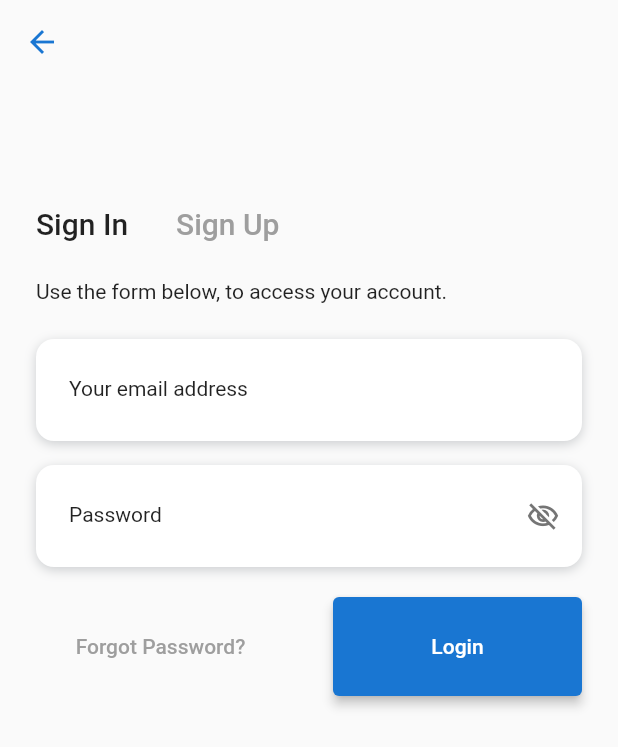
After one commit to seoyoungk0909/INUS, a Flutter app: the screen it shows after launch, scrolled down 576 dp, after a tap on the "favorite" icon, after a tap on the "person" icon, on a phone screen of 412 x 824 dp. The commit adds this screen. Shown: the top 747 px of the screen. Run offline on Flutter 3.47's test engine with Material 2 defaults, Android fonts, the phone set to English and light mode, and no system bars; Roboto replaces fonts that are missing (Poppins).

Commit message:
Login screen (#1)
* add new packages

* add const

* add login screen made using flutterflow

* ios simulator run: podfile update

```diff
--- a/lib/main.dart
+++ b/lib/main.dart
@@ -1,6 +1,7 @@
 import 'package:flutter/material.dart';
 // import views (screens)
 import 'views/home_screen.dart';
+import 'views/login_screen.dart';
 
 void main() {
   runApp(const MyApp());
@@ -27,6 +28,7 @@ class MyApp extends StatelessWidget {
         primarySwatch: Colors.blue,
       ),
       home: const PostListPage(title: 'Posts'),
+      routes: {'login': (context) => const LoginPageWidget()},
     );
   }
 }
--- a/lib/models/user_model.dart
+++ b/lib/models/user_model.dart
@@ -1,3 +1,5 @@
+// ignore_for_file: constant_identifier_names
+
 enum School {
   HKUST,
   HKU,
--- a/lib/views/home_screen.dart
+++ b/lib/views/home_screen.dart
@@ -41,23 +41,23 @@ class _PostListPageState extends State<PostListPage> {
               alignment: Alignment.topRight,
               child: Text(
                 controller.post.timestamp.toString(),
-                style: TextStyle(fontSize: 12),
+                style: const TextStyle(fontSize: 12),
               ),
             ),
             //title
             Text(
               controller.post.title,
-              style: TextStyle(fontSize: 24),
+              style: const TextStyle(fontSize: 24),
             ),
             Text(
                 '${controller.post.writer.name}, ${controller.getPostWriterSchool()}'),
-            Divider(),
+            const Divider(),
             //main content
             Text(
               controller.post.text,
-              style: TextStyle(fontSize: 16),
+              style: const TextStyle(fontSize: 16),
             ),
-            Divider(),
+            const Divider(),
             Row(
               mainAxisAlignment: MainAxisAlignment.center,
               children: [
@@ -67,9 +67,10 @@ class _PostListPageState extends State<PostListPage> {
                       controller.incrementLike();
                     });
                   },
+                  heroTag: null,
                   child: const Icon(Icons.favorite),
                 ),
-                SizedBox(width: 10),
+                const SizedBox(width: 10),
                 Text('${controller.post.likes}'),
               ],
             ),
@@ -90,6 +91,13 @@ class _PostListPageState extends State<PostListPage> {
         // Here we take the value from the PostListPage object that was created by
         // the App.build method, and use it to set our appbar title.
         title: Text(widget.title),
+        actions: [
+          IconButton(
+              onPressed: () {
+                Navigator.pushNamed(context, 'login');
+              },
+              icon: const Icon(Icons.person))
+        ],
       ),
       body: SingleChildScrollView(
         child: Center(
--- /dev/null
+++ b/lib/views/login_screen.dart
@@ -0,0 +1,321 @@
+import 'package:flutter/material.dart';
+
+class LoginPageWidget extends StatefulWidget {
+  const LoginPageWidget({Key? key}) : super(key: key);
+
+  @override
+  LoginPageWidgetState createState() => LoginPageWidgetState();
+}
+
+class LoginPageWidgetState extends State<LoginPageWidget> {
+  TextEditingController? emailTextController;
+  TextEditingController? passwordTextController;
+
+  late bool passwordVisibility;
+  final scaffoldKey = GlobalKey<ScaffoldState>();
+
+  @override
+  void initState() {
+    super.initState();
+    emailTextController = TextEditingController();
+    passwordTextController = TextEditingController();
+    passwordVisibility = false;
+  }
+
+  @override
+  void dispose() {
+    emailTextController?.dispose();
+    passwordTextController?.dispose();
+    super.dispose();
+  }
+
+  @override
+  Widget build(BuildContext context) {
+    return Scaffold(
+      key: scaffoldKey,
+      backgroundColor: Theme.of(context).scaffoldBackgroundColor,
+      appBar: AppBar(
+        backgroundColor: Theme.of(context).scaffoldBackgroundColor,
+        foregroundColor: Theme.of(context).primaryColorDark,
+        elevation: 0,
+      ),
+      body: SafeArea(
+        child: Visibility(
+          child: Padding(
+            padding: const EdgeInsetsDirectional.fromSTEB(24, 24, 24, 24),
+            child: Column(
+              mainAxisSize: MainAxisSize.max,
+              children: [
+                Padding(
+                  padding: const EdgeInsetsDirectional.fromSTEB(0, 44, 0, 0),
+                  child: Row(
+                    mainAxisSize: MainAxisSize.max,
+                    children: [
+                      Container(
+                        height: 50,
+                        decoration: BoxDecoration(
+                          color: Theme.of(context).scaffoldBackgroundColor,
+                        ),
+                        alignment: const AlignmentDirectional(-1, 0),
+                        child: Padding(
+                          padding:
+                              const EdgeInsetsDirectional.fromSTEB(0, 0, 16, 0),
+                          child: Text(
+                            'Sign In',
+                            style: Theme.of(context).textTheme.titleLarge,
+                          ),
+                        ),
+                      ),
+                      InkWell(
+                        onTap: () {},
+                        child: Container(
+                          height: 50,
+                          decoration: BoxDecoration(
+                            color: Theme.of(context).scaffoldBackgroundColor,
+                          ),
+                          alignment: const AlignmentDirectional(-1, 0),
+                          child: Padding(
+                            padding: const EdgeInsetsDirectional.fromSTEB(
+                                16, 0, 16, 0),
+                            child: Text(
+                              'Sign Up',
+                              style: Theme.of(context)
+                                  .textTheme
+                                  .titleLarge
+                                  ?.copyWith(color: Colors.grey),
+                            ),
+                          ),
+                        ),
+                      ),
+                    ],
+                  ),
+                ),
+                Padding(
+                  padding: const EdgeInsetsDirectional.fromSTEB(0, 12, 0, 0),
+                  child: Row(
+                    mainAxisSize: MainAxisSize.max,
+                    children: [
+                      Text(
+                        'Use the form below, to access your account.',
+                        style: Theme.of(context).textTheme.bodyText2,
+                      ),
+                    ],
+                  ),
+                ),
+                Padding(
+                  padding: const EdgeInsetsDirectional.fromSTEB(0, 24, 0, 0),
+                  child: Container(
+                    width: double.infinity,
+                    decoration: BoxDecoration(
+                      color: Theme.of(context).cardColor,
+                      boxShadow: const [
+                        BoxShadow(
+                          blurRadius: 6,
+                          color: Color(0x3416202A),
+                          offset: Offset(0, 2),
+                        )
+                      ],
+                      borderRadius: BorderRadius.circular(12),
+                    ),
+                    child: Padding(
+                      padding: const EdgeInsetsDirectional.fromSTEB(2, 2, 2, 2),
+                      child: TextFormField(
+                        controller: emailTextController,
+                        obscureText: false,
+                        decoration: InputDecoration(
+                          labelText: 'Your email address',
+                          labelStyle: Theme.of(context).textTheme.bodyText2,
+                          hintStyle: Theme.of(context).textTheme.bodyText2,
+                          enabledBorder: OutlineInputBorder(
+                            borderSide: const BorderSide(
+                              color: Color(0x00000000),
+                              width: 1,
+                            ),
+                            borderRadius: BorderRadius.circular(12),
+                          ),
+                          focusedBorder: OutlineInputBorder(
+                            borderSide: const BorderSide(
+                              color: Color(0x00000000),
+                              width: 1,
+                            ),
+                            borderRadius: BorderRadius.circular(12),
+                          ),
+                          errorBorder: OutlineInputBorder(
+                            borderSide: const BorderSide(
+                              color: Color(0x00000000),
+                              width: 1,
+                            ),
+                            borderRadius: BorderRadius.circular(12),
+                          ),
+                          focusedErrorBorder: OutlineInputBorder(
+                            borderSide: const BorderSide(
+                              color: Color(0x00000000),
+                              width: 1,
+                            ),
+                            borderRadius: BorderRadius.circular(12),
+                          ),
+                          filled: true,
+                          fillColor: Theme.of(context).cardColor,
+                          contentPadding: const EdgeInsetsDirectional.fromSTEB(
+                              20, 24, 20, 24),
+                        ),
+                        style: Theme.of(context).textTheme.bodyText1,
+                        maxLines: null,
+                      ),
+                    ),
+                  ),
+                ),
+                Padding(
+                  padding: const EdgeInsetsDirectional.fromSTEB(0, 16, 0, 0),
+                  child: Container(
+                    width: double.infinity,
+                    decoration: BoxDecoration(
+                      color: Theme.of(context).cardColor,
+                      boxShadow: [
+                        const BoxShadow(
+                          blurRadius: 6,
+                          color: Color(0x3416202A),
+                          offset: Offset(0, 2),
+                        )
+                      ],
+                      borderRadius: BorderRadius.circular(12),
+                    ),
+                    child: Padding(
+                      padding: const EdgeInsetsDirectional.fromSTEB(2, 2, 2, 2),
+                      child: TextFormField(
+                        controller: passwordTextController,
+                        obscureText: !passwordVisibility,
+                        decoration: InputDecoration(
+                          labelText: 'Password',
+                          labelStyle: Theme.of(context).textTheme.bodyText2,
+                          hintStyle: Theme.of(context).textTheme.bodyText2,
+                          enabledBorder: OutlineInputBorder(
+                            borderSide: const BorderSide(
+                              color: Color(0x00000000),
+                              width: 1,
+                            ),
+                            borderRadius: BorderRadius.circular(12),
+                          ),
+                          focusedBorder: OutlineInputBorder(
+                            borderSide: const BorderSide(
+                              color: Color(0x00000000),
+                              width: 1,
+                            ),
+                            borderRadius: BorderRadius.circular(12),
+                          ),
+                          errorBorder: OutlineInputBorder(
+                            borderSide: const BorderSide(
+                              color: Color(0x00000000),
+                              width: 1,
+                            ),
+                            borderRadius: BorderRadius.circular(12),
+                          ),
+                          focusedErrorBorder: OutlineInputBorder(
+                            borderSide: const BorderSide(
+                              color: Color(0x00000000),
+                              width: 1,
+                            ),
+                            borderRadius: BorderRadius.circular(12),
+                          ),
+                          filled: true,
+                          fillColor: Theme.of(context).cardColor,
+                          contentPadding: const EdgeInsetsDirectional.fromSTEB(
+                              20, 24, 20, 24),
+                          suffixIcon: InkWell(
+                            onTap: () => setState(
+                              () => passwordVisibility = !passwordVisibility,
+                            ),
+                            focusNode: FocusNode(skipTraversal: true),
+                            child: Icon(
+                              passwordVisibility
+                                  ? Icons.visibility_outlined
+                                  : Icons.visibility_off_outlined,
+                              color: const Color(0xFF757575),
+                              size: 22,
+                            ),
+                          ),
+                        ),
+                        style: Theme.of(context).textTheme.bodyText1,
+                        maxLines: 1,
+                      ),
+                    ),
+                  ),
+                ),
+                Padding(
+                  padding: const EdgeInsetsDirectional.fromSTEB(0, 20, 0, 0),
+                  child: Row(
+                    mainAxisSize: MainAxisSize.max,
+                    mainAxisAlignment: MainAxisAlignment.spaceBetween,
+                    children: [
+                      TextButton(
+                        onPressed: () {
+                          print('Button pressed ...');
+                        },
+                        style: TextButton.styleFrom(
+                          primary: Theme.of(context).primaryColor,
+                          elevation: 0,
+                          side: const BorderSide(
+                            color: Colors.transparent,
+                            width: 1,
+                          ),
+                        ),
+                        child: const SizedBox(
+                          width: 150,
+                          height: 50,
+                          child: Center(
+                            child: Text(
+                              'Forgot Password?',
+                              style: TextStyle(
+                                fontFamily: 'Poppins',
+                                color: Colors.grey,
+                                fontSize: 14,
+                              ),
+                            ),
+                          ),
+                        ),
+                      ),
+                      TextButton(
+                        onPressed: () async {
+                          // final user = await signInWithEmail(
+                          //   context,
+                          //   emailTextController!.text,
+                          //   passwordTextController!.text,
+                          // );
+                          // if (user == null) {
+                          //   return;
+                          // }
+                        },
+                        style: TextButton.styleFrom(
+                          primary: Theme.of(context).primaryColor,
+                          backgroundColor: Theme.of(context).primaryColorDark,
+                          elevation: 3,
+                          side: const BorderSide(
+                            color: Colors.transparent,
+                            width: 1,
+                          ),
+                        ),
+                        child: const SizedBox(
+                          width: 150,
+                          height: 50,
+                          child: Center(
+                            child: Text(
+                              'Login',
+                              style: TextStyle(
+                                fontFamily: 'Poppins',
+                                color: Colors.white,
+                              ),
+                            ),
+                          ),
+                        ),
+                      ),
+                    ],
+                  ),
+                ),
+              ],
+            ),
+          ),
+        ),
+      ),
+    );
+  }
+}
```
Also changed, not shown: pubspec.yaml (+11 -0 lines), pubspec.lock, 15 other files.
